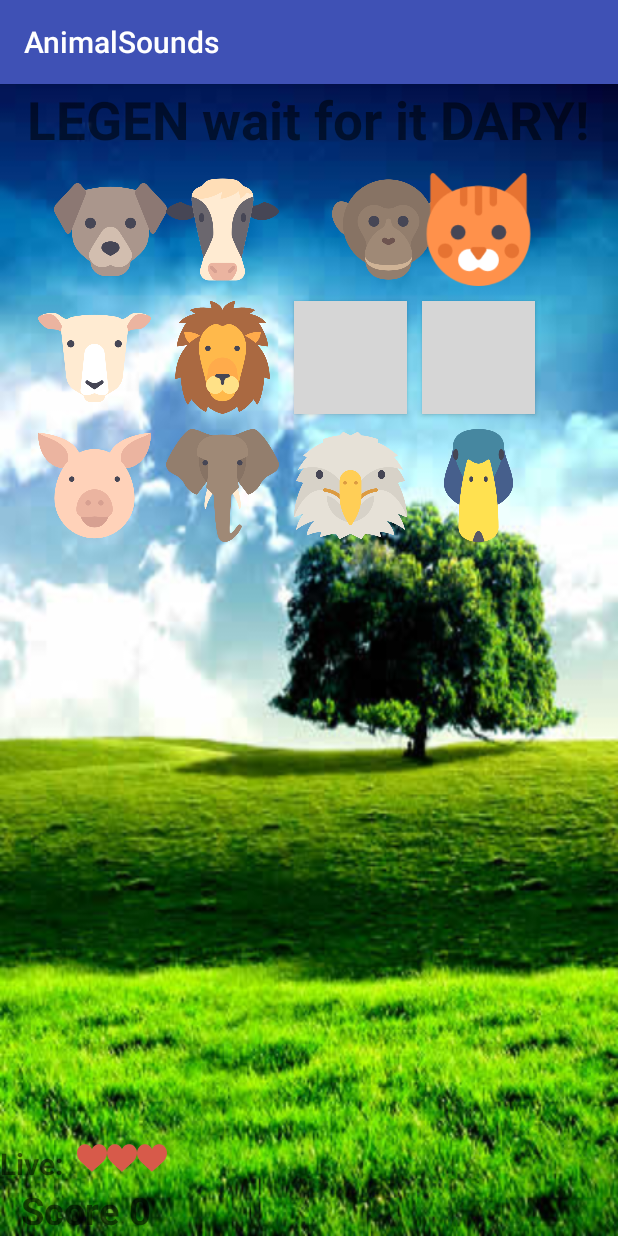
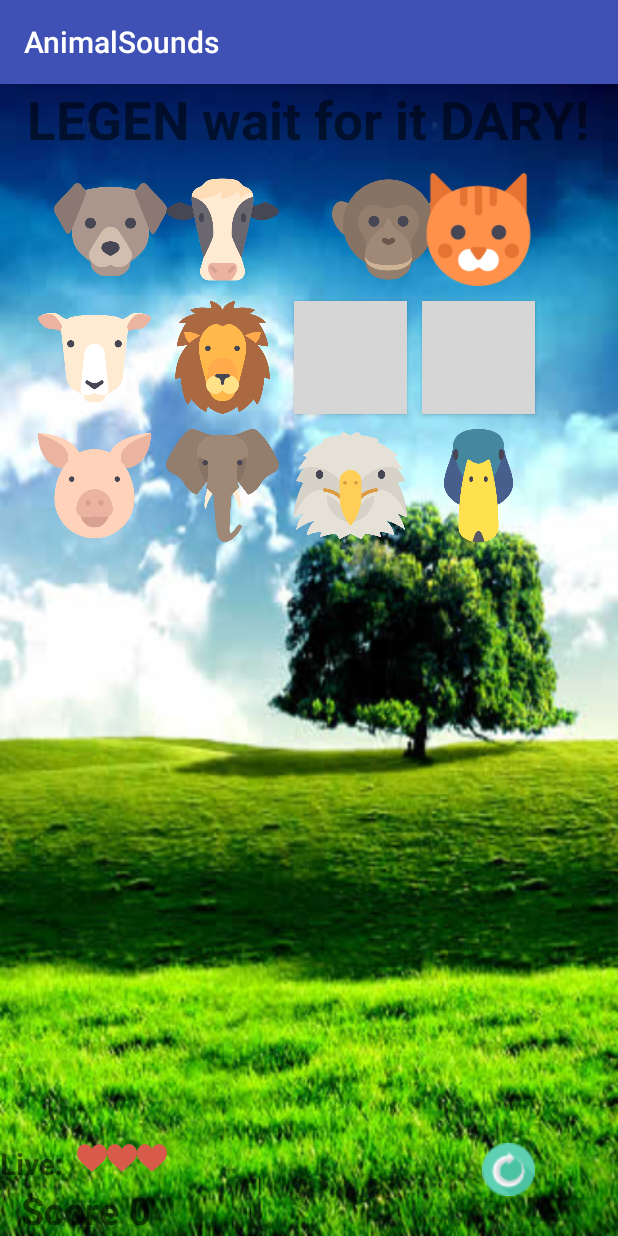
Before and after one commit to Rasti003/Android-Studio, an Android app: the GameActivity screen opened directly, with no data from a screen before it, on a phone screen of 412 x 824 dp. Run offline under Robolectric (Android 15) with nearby library versions, the phone set to English and light mode, and no system bars; our stand-ins replace AdMob; grey boxes are pictures that could not be loaded.

Commit message:
adding repeat button

```diff
--- a/AnimalSounds/app/src/main/java/com/example/przem/animalsounds/GameActivity.java
+++ b/AnimalSounds/app/src/main/java/com/example/przem/animalsounds/GameActivity.java
@@ -360,6 +360,11 @@ public class GameActivity extends AppCompatActivity {
     }
 
 
+    public  void Refresh (View v) {
+        PlaySounds(random_animal);
+    }
+
+
 
 
     public void AddScore() {
--- a/AnimalSounds/app/src/main/java/com/example/przem/animalsounds/SoundButtonActivity.java
+++ b/AnimalSounds/app/src/main/java/com/example/przem/animalsounds/SoundButtonActivity.java
@@ -22,7 +22,7 @@ public class SoundButtonActivity extends AppCompatActivity {
         setContentView(R.layout.activity_sound_button);
 
         final Animation animation =new AlphaAnimation(1.0f, 0.0f);
-        animation.setDuration(100);
+        animation.setDuration(50);
 
 
 
--- a/AnimalSounds/app/src/main/res/layout/activity_game.xml
+++ b/AnimalSounds/app/src/main/res/layout/activity_game.xml
@@ -165,6 +165,15 @@
         android:layout_toEndOf="@+id/button_wolf"
         android:layout_alignStart="@+id/button_wolf"
         android:onClick="AnswerDuck"/>
+    <Button
+        android:id="@+id/button_refresh"
+        android:layout_width="35dp"
+        android:layout_height="35dp"
+        android:background="@drawable/rotation"
+
+        android:onClick="Refresh"
+        android:layout_alignTop="@+id/linearLayout2"
+        android:layout_alignEnd="@+id/button_duck" />
 
     <com.google.android.gms.ads.AdView
         xmlns:ads="http://schemas.android.com/apk/res-auto"
```
Also changed, not shown: AnimalSounds/app/src/main/res/drawable/rotation.png (added).
